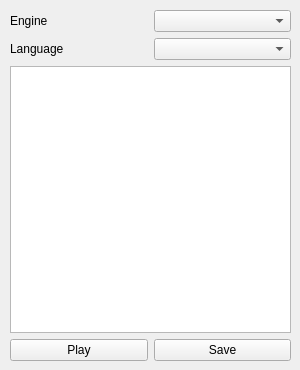
totsuka89/tts-app-qt, file mainwindow.ui: the form before one commit.
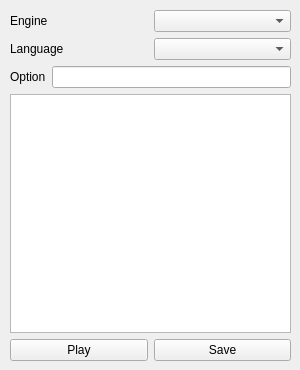
The form after the commit.

The edit to the form file:
```diff
--- a/mainwindow.ui
+++ b/mainwindow.ui
@@ -73,6 +73,20 @@
        </item>
       </layout>
      </item>
+     <item>
+      <layout class="QHBoxLayout" name="horizontalOption">
+       <item>
+        <widget class="QLabel" name="labelOption">
+         <property name="text">
+          <string>Option</string>
+         </property>
+        </widget>
+       </item>
+       <item>
+        <widget class="QLineEdit" name="lineEditOption"/>
+       </item>
+      </layout>
+     </item>
      <item>
       <widget class="QTextEdit" name="textEdit"/>
      </item>
```
Left out of the diff: 6 changed lines with no effect on the pictures.
